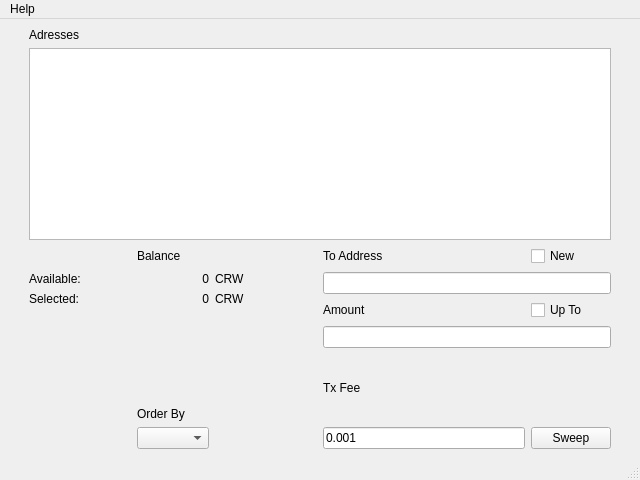
Above: UI/SweeperMainPage.ui from adrianhdez929/crw-sweeper before the change. Below: the same form after it.
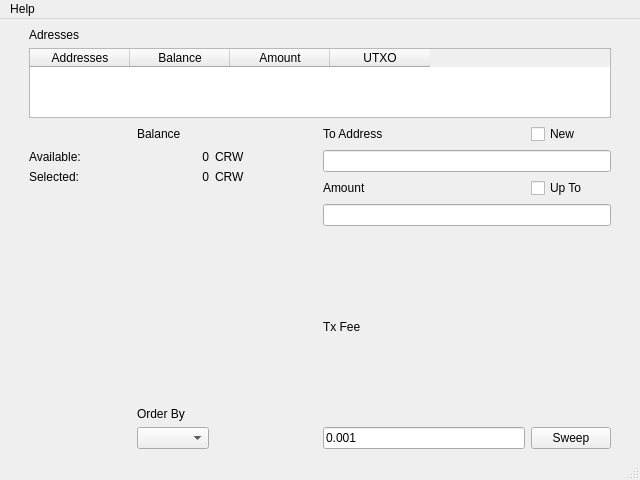
That is the form after the change.

Commit message: Added table view to address list

What changed in the file:
```diff
--- a/UI/SweeperMainPage.ui
+++ b/UI/SweeperMainPage.ui
@@ -10,6 +10,12 @@
     <height>480</height>
    </rect>
   </property>
+  <property name="sizePolicy">
+   <sizepolicy hsizetype="Fixed" vsizetype="Expanding">
+    <horstretch>0</horstretch>
+    <verstretch>0</verstretch>
+   </sizepolicy>
+  </property>
   <property name="windowTitle">
    <string>Crown Sweeper</string>
   </property>
@@ -30,13 +36,66 @@
     <item row="0" column="1" colspan="2">
      <layout class="QGridLayout" name="gridLayout_6">
       <item row="1" column="0">
-       <widget class="QListWidget" name="address_list_widget">
-        <property name="contextMenuPolicy">
-         <enum>Qt::CustomContextMenu</enum>
+       <widget class="QTableWidget" name="address_list_widget">
+        <property name="sizePolicy">
+         <sizepolicy hsizetype="Preferred" vsizetype="Preferred">
+          <horstretch>0</horstretch>
+          <verstretch>0</verstretch>
+         </sizepolicy>
+        </property>
+        <property name="columnCount">
+            <number>4</number>
+        </property>
+        <property name="frameShape">
+         <enum>QFrame::StyledPanel</enum>
+        </property>
+        <property name="frameShadow">
+         <enum>QFrame::Raised</enum>
+        </property>
+        <property name="lineWidth">
+         <number>1</number>
+        </property>
+        <property name="sizeAdjustPolicy">
+         <enum>QAbstractScrollArea::AdjustToContents</enum>
+        </property>
+        <property name="defaultDropAction">
+         <enum>Qt::IgnoreAction</enum>
         </property>
         <property name="selectionMode">
          <enum>QAbstractItemView::MultiSelection</enum>
         </property>
+        <property name="selectionBehavior">
+         <enum>QAbstractItemView::SelectRows</enum>
+        </property>
+        <property name="textElideMode">
+         <enum>Qt::ElideLeft</enum>
+        </property>
+        <property name="showGrid">
+         <bool>false</bool>
+        </property>
+        <property name="gridStyle">
+         <enum>Qt::NoPen</enum>
+        </property>
+        <column>
+         <property name="text">
+          <string>Addresses</string>
+         </property>
+        </column>
+        <column>
+         <property name="text">
+          <string>Balance</string>
+         </property>
+        </column>
+        <column>
+         <property name="text">
+          <string>Amount</string>
+         </property>
+        </column>
+        <column>
+         <property name="text">
+          <string>UTXO</string>
+         </property>
+        </column>
        </widget>
       </item>
       <item row="0" column="0">
```
The commit also changes 3 other files.
